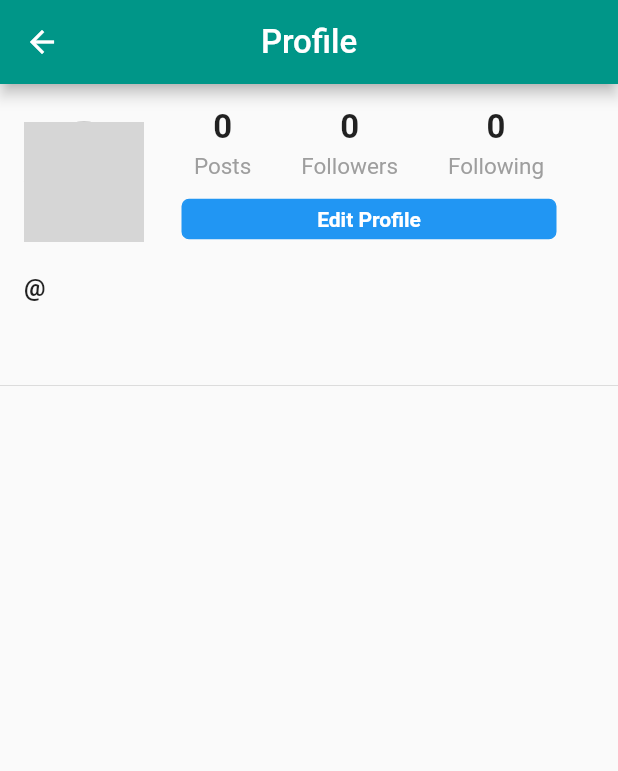
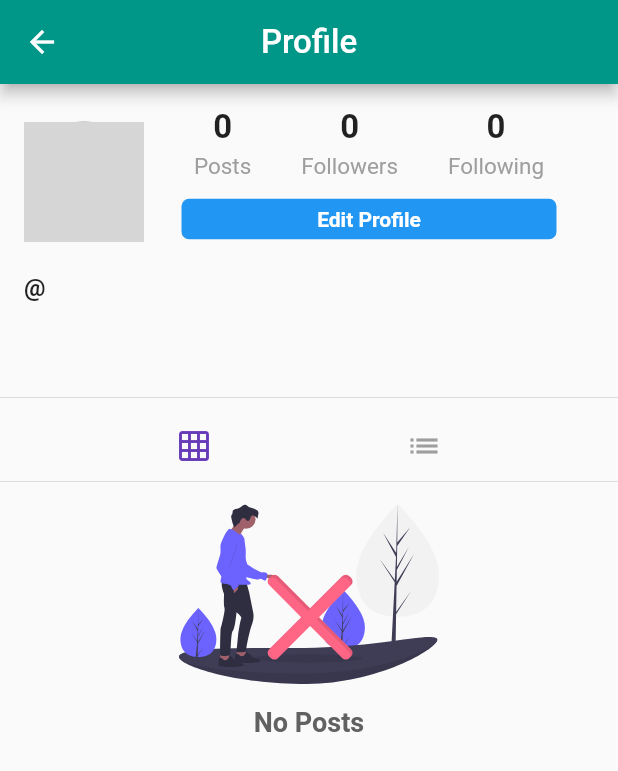
Before and after one commit to supanthapaul/instashare, a Flutter app: the Profile screen opened directly, on a phone screen of 412 x 824 dp. Shown: the top 771 px of the screen. Run offline on Flutter 3.47's test engine with Material 2 defaults, Android fonts, the phone set to English and light mode, and no system bars; our stand-ins replace cached_network_image, cloud_firestore, firebase_core, firebase_storage, flutter_svg, geocoding and 3 more; accounts and stored records are empty; network calls fail; grey boxes are pictures that could not be loaded.

```diff
--- a/lib/pages/profile.dart
+++ b/lib/pages/profile.dart
@@ -1,11 +1,13 @@
 import 'package:cached_network_image/cached_network_image.dart';
 import 'package:cloud_firestore/cloud_firestore.dart';
 import 'package:flutter/material.dart';
+import 'package:flutter_svg/svg.dart';
 import 'package:instashare/models/user.dart';
 import 'package:instashare/pages/edit_profile.dart';
 import 'package:instashare/pages/home.dart';
 import 'package:instashare/widgets/header.dart';
 import 'package:instashare/widgets/post.dart';
+import 'package:instashare/widgets/post_tile.dart';
 import 'package:instashare/widgets/progress.dart';
 
 class Profile extends StatefulWidget {
@@ -18,6 +20,7 @@ class Profile extends StatefulWidget {
 
 class _ProfileState extends State<Profile> {
   final String currentUserId = currentUser?.id;
+  String postOrientation = "grid";
   bool isLoading = false;
   int postCount = 0;
   List<Post> posts = [];
@@ -188,9 +191,85 @@ class _ProfileState extends State<Profile> {
   buildProfilePosts() {
     if (isLoading) {
       return circularProgress();
+    } else if (posts.isEmpty) {
+      // NO POSTS IMAGE
+      return Container(
+        child: Column(
+          mainAxisAlignment: MainAxisAlignment.center,
+          children: [
+            Padding(
+              padding: const EdgeInsets.only(top: 15.0),
+              child: SvgPicture.asset(
+                'assets/images/no_content.svg',
+                height: 120,
+              ),
+            ),
+            Padding(
+              padding: EdgeInsets.only(top: 15.0),
+              child: Text(
+                "No Posts",
+                style: TextStyle(
+                  color: Colors.grey[700],
+                  fontWeight: FontWeight.bold,
+                  fontSize: 18.0,
+                ),
+              ),
+            )
+          ],
+        ),
+      );
+    } else if (postOrientation == "grid") {
+      // GRID TILES POSTS
+      List<GridTile> gridTiles = [];
+      posts.forEach((post) {
+        gridTiles.add(GridTile(child: PostTile(post)));
+      });
+      return GridView.count(
+        crossAxisCount: 3,
+        childAspectRatio: 1.0,
+        mainAxisSpacing: 1.5,
+        crossAxisSpacing: 1.5,
+        shrinkWrap: true,
+        physics: NeverScrollableScrollPhysics(),
+        children: gridTiles,
+      );
+    } else if (postOrientation == 'list') {
+      // LIST OF POSTS
+      return Column(
+        children: posts,
+      );
     }
-    return Column(
-      children: posts,
+  }
+
+  setPostOrientation(String orientation) {
+    setState(() {
+      postOrientation = orientation;
+    });
+  }
+
+  buildTogglePostOrientation() {
+    return Row(
+      mainAxisAlignment: MainAxisAlignment.spaceEvenly,
+      children: [
+        IconButton(
+          onPressed: () => setPostOrientation("grid"),
+          icon: Icon(
+            Icons.grid_on,
+            color: postOrientation == "grid"
+                ? Theme.of(context).primaryColor
+                : Colors.grey,
+          ),
+        ),
+        IconButton(
+          onPressed: () => setPostOrientation("list"),
+          icon: Icon(
+            Icons.list,
+            color: postOrientation == "list"
+                ? Theme.of(context).primaryColor
+                : Colors.grey,
+          ),
+        ),
+      ],
     );
   }
 
@@ -201,6 +280,8 @@ class _ProfileState extends State<Profile> {
       body: ListView(
         children: [
           buildProfileHeader(),
+          Divider(),
+          buildTogglePostOrientation(),
           Divider(
             height: 0.0,
           ),
--- a/lib/widgets/post.dart
+++ b/lib/widgets/post.dart
@@ -3,6 +3,7 @@ import 'package:cloud_firestore/cloud_firestore.dart';
 import 'package:flutter/material.dart';
 import 'package:instashare/models/user.dart';
 import 'package:instashare/pages/home.dart';
+import 'package:instashare/widgets/custom_image.dart';
 import 'package:instashare/widgets/progress.dart';
 
 class Post extends StatefulWidget {
@@ -117,7 +118,7 @@ class _PostState extends State<Post> {
       onDoubleTap: () => print("Liking"),
       child: Stack(
         alignment: Alignment.center,
-        children: [Image.network(mediaUrl)],
+        children: [cachedNetworkImage(mediaUrl)],
       ),
     );
   }
```
Also changed, not shown: lib/widgets/custom_image.dart (+11 -2 lines), lib/widgets/post_tile.dart (+9 -1 lines).
